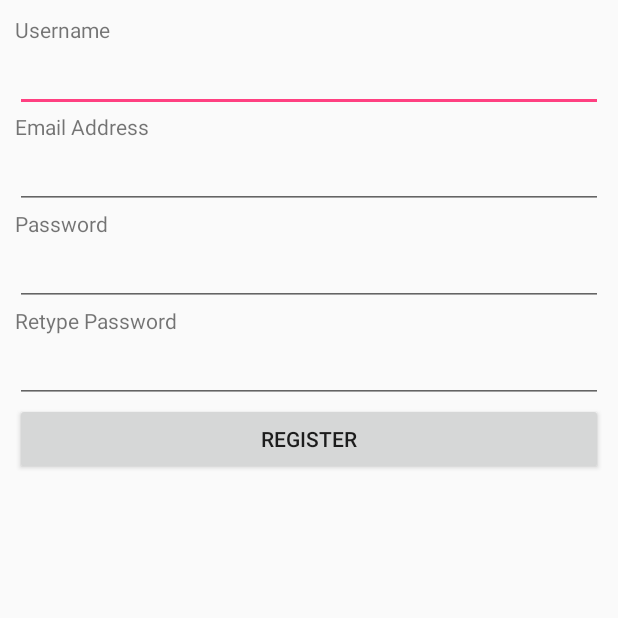
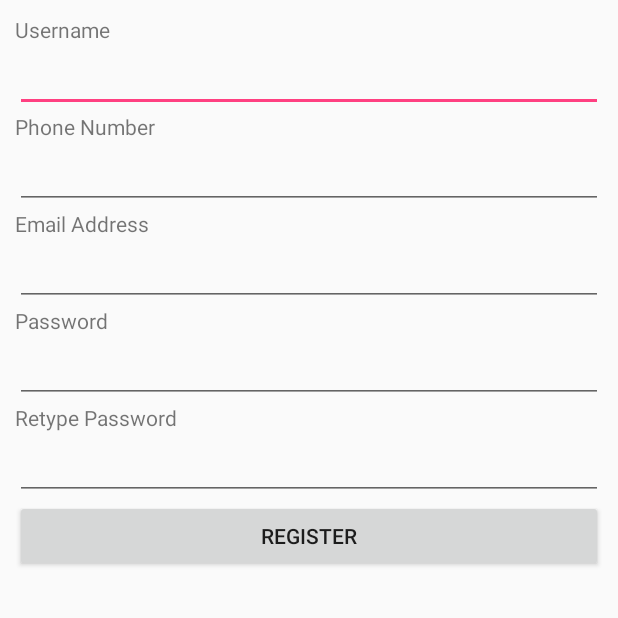
Before and after one commit to Jian-Huang-Dev/MediSafe, an Android app: the SignupActivity screen opened directly, with no data from a screen before it, after a tap on "REGISTER", on a phone screen of 412 x 824 dp, the top half of it. Run offline under Robolectric (Android 15) with nearby library versions, the phone set to English and light mode, and no system bars; libraries missing offline, so code that uses them is left out: com.parse.

Commit message:
Added phone number field on sighup page

```diff
--- a/app/src/main/java/course1778/mobileapp/safeMedicare/Authentication/SignupActivity.java
+++ b/app/src/main/java/course1778/mobileapp/safeMedicare/Authentication/SignupActivity.java
@@ -22,14 +22,15 @@ import course1778.mobileapp.safeMedicare.R;
 public class SignupActivity extends Activity {
     // Declare Variables
     Button registerBtn;
-    String usrnameTxt, pwdTxt, pwdTxt2, emailTxt;
-    EditText pwd, pwd2, usrname, email;
+    String usrnameTxt, phoneNumTxt, pwdTxt, pwdTxt2, emailTxt;
+    EditText phoneNum, pwd, pwd2, usrname, email;
 
     public void onCreate(Bundle savedInstanceState) {
         super.onCreate(savedInstanceState);
         setContentView(R.layout.signup_activity);
 
         usrname = (EditText) findViewById(R.id.usrname);
+        phoneNum = (EditText) findViewById(R.id.phoneNum);
         email = (EditText) findViewById(R.id.email);
         pwd = (EditText) findViewById(R.id.pwd);
         pwd2 = (EditText) findViewById(R.id.pwd2);
@@ -41,12 +42,14 @@ public class SignupActivity extends Activity {
 
             public void onClick(View arg0) {
                 usrnameTxt = usrname.getText().toString();
+                phoneNumTxt = phoneNum.getText().toString();
                 emailTxt = email.getText().toString();
                 pwdTxt = pwd.getText().toString();
                 pwdTxt2 = pwd2.getText().toString();
 
                 // Force user to fill up the form
                 if (usrnameTxt.equals("") ||
+                        phoneNumTxt.equals("") ||
                         emailTxt.equals("") ||
                         pwdTxt.equals("") ||
                         pwdTxt2.equals("")) {
@@ -63,6 +66,8 @@ public class SignupActivity extends Activity {
                     // Save new user data into Parse.com Data Storage
                     ParseUser user = new ParseUser();
                     user.setUsername(usrnameTxt);
+                    // set user phone number into user object
+                    user.put(usrnameTxt, phoneNumTxt);
                     user.setEmail(emailTxt);
                     user.setPassword(pwdTxt);
 
--- a/app/src/main/java/course1778/mobileapp/safeMedicare/Main/WelcomePage.java
+++ b/app/src/main/java/course1778/mobileapp/safeMedicare/Main/WelcomePage.java
@@ -14,6 +14,7 @@ import android.widget.Button;
 import android.widget.TextView;
 
 import com.parse.FindCallback;
+import com.parse.ParseACL;
 import com.parse.ParseException;
 import com.parse.ParseObject;
 import com.parse.ParseQuery;
@@ -41,6 +42,8 @@ public class WelcomePage extends Activity {
 
         // Retrieve current user from Parse.com
         ParseUser currentUser = ParseUser.getCurrentUser();
+        // make current user's information not visible to others
+        currentUser.setACL(new ParseACL(currentUser));
         usrName = currentUser.getUsername().toString();
 
         welcomeMsg = (TextView) findViewById(R.id.welcomMsg);
--- a/app/src/main/res/layout/signup_activity.xml
+++ b/app/src/main/res/layout/signup_activity.xml
@@ -15,6 +15,18 @@
         android:layout_width="fill_parent"
         android:layout_height="wrap_content"
         android:inputType="text" />
+
+    <TextView
+        android:id="@+id/phoneNumText"
+        android:layout_width="fill_parent"
+        android:layout_height="wrap_content"
+        android:text="@string/phone_num" />
+
+    <EditText
+        android:id="@+id/phoneNum"
+        android:layout_width="fill_parent"
+        android:layout_height="wrap_content"
+        android:inputType="phone" />
 
     <TextView
         android:id="@+id/emailTxt"
--- a/app/src/main/res/layout/welcome_page.xml
+++ b/app/src/main/res/layout/welcome_page.xml
@@ -56,6 +56,4 @@
 
     </LinearLayout>/>
 
-
-
 </RelativeLayout>
--- a/app/src/main/res/values/strings.xml
+++ b/app/src/main/res/values/strings.xml
@@ -33,4 +33,5 @@
     <string name="register_btn">Register</string>
     <string name="email_addr">Email Address</string>
     <string name="msg_password_mismatch">Both password does not match</string>
+    <string name="phone_num">Phone Number</string>
 </resources>
```
